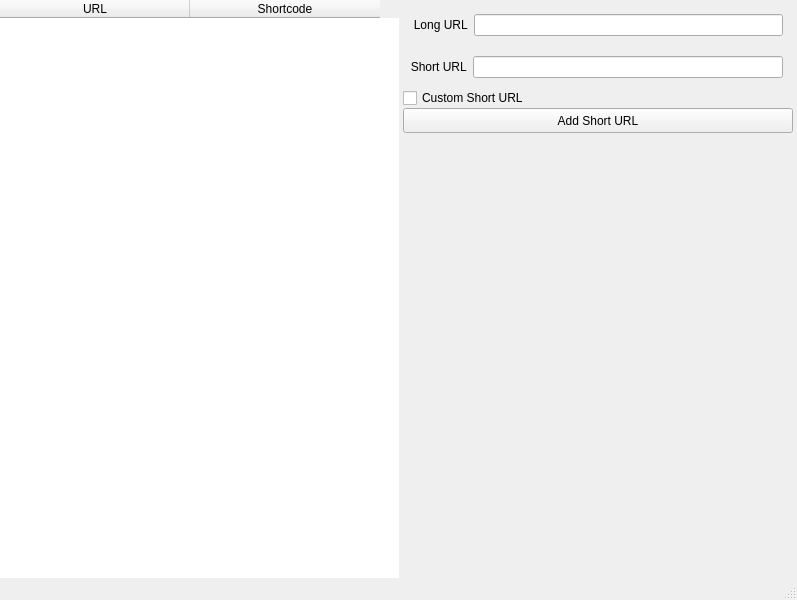
The window that ui/main.ui (mitko8009/codewars-2024-second-round) describes before a commit, drawn with Qt 5.
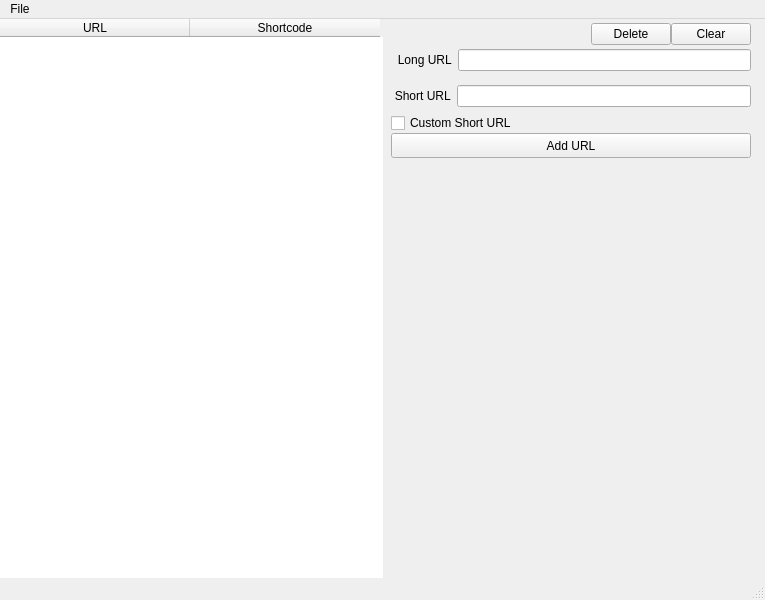
The same window after the commit.

```diff
--- a/ui/main.ui
+++ b/ui/main.ui
@@ -6,7 +6,7 @@
    <rect>
     <x>0</x>
     <y>0</y>
-    <width>797</width>
+    <width>765</width>
     <height>600</height>
    </rect>
   </property>
@@ -19,7 +19,7 @@
   <widget class="QWidget" name="centralwidget">
    <property name="maximumSize">
     <size>
-     <width>797</width>
+     <width>16777215</width>
      <height>16777215</height>
     </size>
    </property>
@@ -41,6 +41,24 @@
     </property>
     <item row="0" column="0">
      <widget class="QTableWidget" name="DataTable">
+      <property name="minimumSize">
+       <size>
+        <width>200</width>
+        <height>100</height>
+       </size>
+      </property>
+      <property name="maximumSize">
+       <size>
+        <width>400</width>
+        <height>16777215</height>
+       </size>
+      </property>
+      <property name="focusPolicy">
+       <enum>Qt::ClickFocus</enum>
+      </property>
+      <property name="styleSheet">
+       <string notr="true"/>
+      </property>
       <property name="frameShape">
        <enum>QFrame::NoFrame</enum>
       </property>
@@ -77,7 +95,7 @@
       </column>
      </widget>
     </item>
-    <item row="0" column="1">
+    <item row="0" column="2">
      <layout class="QGridLayout" name="gridLayout_2">
       <property name="leftMargin">
        <number>4</number>
@@ -91,96 +109,19 @@
       <property name="bottomMargin">
        <number>4</number>
       </property>
-      <item row="4" column="0">
-       <widget class="QPushButton" name="AddButton">
-        <property name="minimumSize">
-         <size>
-          <width>0</width>
-          <height>25</height>
-         </size>
-        </property>
-        <property name="font">
-         <font>
-          <pointsize>9</pointsize>
-         </font>
-        </property>
-        <property name="text">
-         <string>Add Short URL</string>
-        </property>
-       </widget>
-      </item>
-      <item row="5" column="0">
-       <spacer name="verticalSpacer">
-        <property name="orientation">
-         <enum>Qt::Vertical</enum>
-        </property>
-        <property name="sizeHint" stdset="0">
-         <size>
-          <width>20</width>
-          <height>40</height>
-         </size>
-        </property>
-       </spacer>
-      </item>
-      <item row="1" column="0">
-       <layout class="QGridLayout" name="g_LongURL">
-        <property name="leftMargin">
-         <number>10</number>
-        </property>
-        <property name="topMargin">
-         <number>10</number>
-        </property>
-        <property name="rightMargin">
-         <number>10</number>
-        </property>
-        <property name="bottomMargin">
-         <number>10</number>
-        </property>
-        <item row="0" column="1">
-         <widget class="QLineEdit" name="longurl_edit">
-          <property name="minimumSize">
-           <size>
-            <width>0</width>
-            <height>22</height>
-           </size>
-          </property>
-          <property name="font">
-           <font>
-            <pointsize>9</pointsize>
-           </font>
-          </property>
-         </widget>
-        </item>
-        <item row="0" column="0">
-         <widget class="QLabel" name="label_longurl">
-          <property name="font">
-           <font>
-            <pointsize>9</pointsize>
-           </font>
-          </property>
-          <property name="text">
-           <string>Long URL  </string>
-          </property>
-          <property name="alignment">
-           <set>Qt::AlignRight|Qt::AlignTrailing|Qt::AlignVCenter</set>
-          </property>
-         </widget>
-        </item>
-       </layout>
-      </item>
-      <item row="2" column="0">
+      <item row="3" column="1">
        <layout class="QGridLayout" name="g_ShortURL">
         <property name="leftMargin">
          <number>7</number>
         </property>
         <property name="topMargin">
-         <number>10</number>
+         <number>4</number>
         </property>
         <property name="rightMargin">
          <number>10</number>
         </property>
         <property name="bottomMargin">
-         <number>10</number>
+         <number>6</number>
         </property>
         <item row="0" column="0">
          <widget class="QLabel" name="label_shorturl">
@@ -210,6 +151,9 @@
             <pointsize>9</pointsize>
            </font>
           </property>
+          <property name="autoFillBackground">
+           <bool>false</bool>
+          </property>
           <property name="frame">
            <bool>true</bool>
           </property>
@@ -226,12 +170,183 @@
         </item>
        </layout>
       </item>
-      <item row="3" column="0">
-       <widget class="QCheckBox" name="custom_shortcode">
-        <property name="text">
-         <string>Custom Short URL</string>
+      <item row="1" column="1">
+       <layout class="QGridLayout" name="g_LongURL">
+        <property name="leftMargin">
+         <number>10</number>
         </property>
-       </widget>
+        <property name="topMargin">
+         <number>4</number>
+        </property>
+        <property name="rightMargin">
+         <number>10</number>
+        </property>
+        <property name="bottomMargin">
+         <number>10</number>
+        </property>
+        <item row="0" column="1">
+         <widget class="QLineEdit" name="longurl_edit">
+          <property name="minimumSize">
+           <size>
+            <width>0</width>
+            <height>22</height>
+           </size>
+          </property>
+          <property name="font">
+           <font>
+            <pointsize>9</pointsize>
+           </font>
+          </property>
+         </widget>
+        </item>
+        <item row="0" column="0">
+         <widget class="QLabel" name="label_longurl">
+          <property name="font">
+           <font>
+            <pointsize>9</pointsize>
+           </font>
+          </property>
+          <property name="text">
+           <string>Long URL  </string>
+          </property>
+          <property name="alignment">
+           <set>Qt::AlignRight|Qt::AlignTrailing|Qt::AlignVCenter</set>
+          </property>
+         </widget>
+        </item>
+       </layout>
+      </item>
+      <item row="8" column="1">
+       <spacer name="verticalSpacer">
+        <property name="orientation">
+         <enum>Qt::Vertical</enum>
+        </property>
+        <property name="sizeHint" stdset="0">
+         <size>
+          <width>20</width>
+          <height>40</height>
+         </size>
+        </property>
+       </spacer>
+      </item>
+      <item row="0" column="1">
+       <layout class="QHBoxLayout" name="horizontalLayout">
+        <property name="leftMargin">
+         <number>0</number>
+        </property>
+        <property name="topMargin">
+         <number>0</number>
+        </property>
+        <property name="rightMargin">
+         <number>10</number>
+        </property>
+        <property name="bottomMargin">
+         <number>0</number>
+        </property>
+        <item>
+         <spacer name="horizontalSpacer">
+          <property name="orientation">
+           <enum>Qt::Horizontal</enum>
+          </property>
+          <property name="sizeHint" stdset="0">
+           <size>
+            <width>40</width>
+            <height>20</height>
+           </size>
+          </property>
+         </spacer>
+        </item>
+        <item>
+         <widget class="QPushButton" name="deleteBtn">
+          <property name="font">
+           <font>
+            <pointsize>9</pointsize>
+           </font>
+          </property>
+          <property name="text">
+           <string>Delete</string>
+          </property>
+         </widget>
+        </item>
+        <item>
+         <widget class="QPushButton" name="clearBtn">
+          <property name="font">
+           <font>
+            <pointsize>9</pointsize>
+           </font>
+          </property>
+          <property name="text">
+           <string>Clear</string>
+          </property>
+         </widget>
+        </item>
+       </layout>
+      </item>
+      <item row="5" column="1">
+       <layout class="QGridLayout" name="gridLayout_3">
+        <property name="leftMargin">
+         <number>4</number>
+        </property>
+        <property name="topMargin">
+         <number>0</number>
+        </property>
+        <property name="rightMargin">
+         <number>10</number>
+        </property>
+        <property name="bottomMargin">
+         <number>0</number>
+        </property>
+        <item row="2" column="0">
+         <widget class="QPushButton" name="AddButton">
+          <property name="minimumSize">
+           <size>
+            <width>0</width>
+            <height>25</height>
+           </size>
+          </property>
+          <property name="font">
+           <font>
+            <pointsize>9</pointsize>
+           </font>
+          </property>
+          <property name="text">
+           <string>Add URL</string>
+          </property>
+         </widget>
+        </item>
+        <item row="1" column="0">
+         <layout class="QHBoxLayout" name="horizontalLayout_2">
+          <property name="topMargin">
+           <number>0</number>
+          </property>
+          <item>
+           <widget class="QCheckBox" name="custom_shortcode">
+            <property name="font">
+             <font>
+              <pointsize>9</pointsize>
+             </font>
+            </property>
+            <property name="text">
+             <string>Custom Short URL</string>
+            </property>
+           </widget>
+          </item>
+          <item>
+           <spacer name="horizontalSpacer_2">
+            <property name="orientation">
+             <enum>Qt::Horizontal</enum>
+            </property>
+            <property name="sizeHint" stdset="0">
+             <size>
+              <width>40</width>
+              <height>20</height>
+             </size>
+            </property>
+           </spacer>
+          </item>
+         </layout>
+        </item>
+       </layout>
       </item>
      </layout>
     </item>
@@ -242,10 +357,18 @@
     <rect>
      <x>0</x>
      <y>0</y>
-     <width>797</width>
+     <width>765</width>
      <height>21</height>
     </rect>
    </property>
+   <widget class="QMenu" name="menuFile">
+    <property name="title">
+     <string>File</string>
+    </property>
+    <addaction name="separator"/>
+    <addaction name="actionSettings"/>
+   </widget>
+   <addaction name="menuFile"/>
   </widget>
   <widget class="QStatusBar" name="statusbar"/>
  </widget>
```
Left out of the diff: 26 changed lines with no effect on the pictures.
